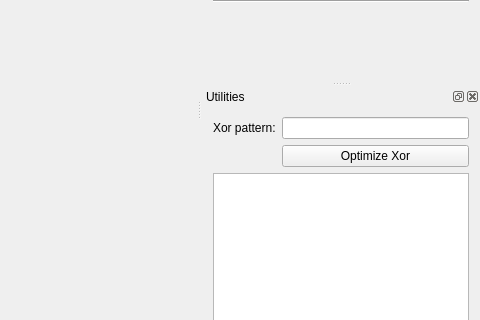
This is nandseewindow.ui in xobs/nandsee as Qt 5 draws it before an edit; both pictures show x 720 to 1200 and y 236 to 556 of the 1200 by 896 pixel window. The edited form follows.
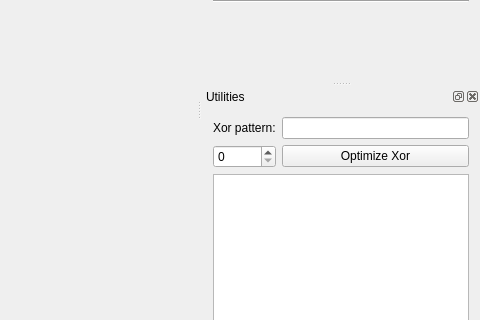
This is the edited form. Custom widgets are drawn as their Qt base class.

Diff of the .ui file:
```diff
--- a/nandseewindow.ui
+++ b/nandseewindow.ui
@@ -312,6 +312,13 @@
        </property>
       </widget>
      </item>
+     <item row="1" column="0">
+      <widget class="QSpinBox" name="lastAlignOffset">
+       <property name="maximum">
+        <number>512</number>
+       </property>
+      </widget>
+     </item>
     </layout>
    </widget>
   </widget>
```
Left out of the diff: 2 changed lines with no effect on the pictures.
